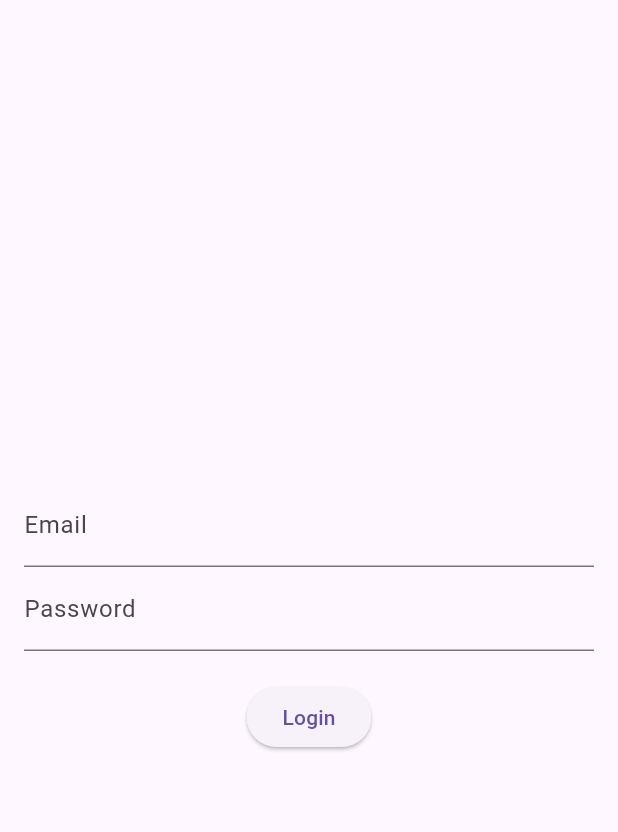
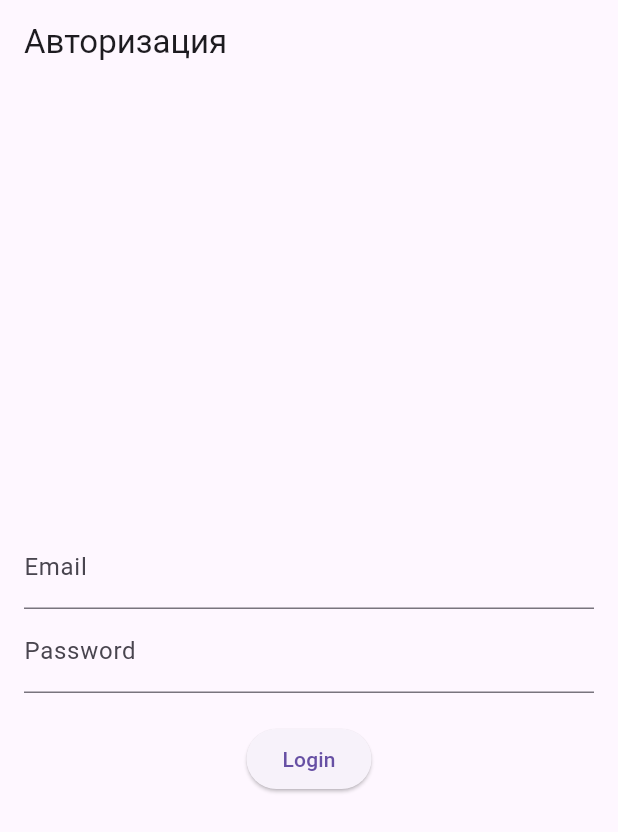
Before and after one commit to Shurakent/test_loyalty, a Flutter app: the screen it shows after launch, on a phone screen of 412 x 824 dp. Shown: the top 832 px of the screen. Run offline on Flutter 3.47's test engine with Material 3 defaults, Android fonts, the phone set to English and light mode, and no system bars; our stand-ins replace cloud_firestore, firebase_auth, firebase_core, qr_flutter; accounts and stored records are empty.

Commit message:
added saving the auth state

```diff
--- a/lib/app/home/home_screen.dart
+++ b/lib/app/home/home_screen.dart
@@ -1,13 +1,15 @@
 
 // Пример экранов
 import 'package:flutter/material.dart';
-import 'package:firebase_auth/firebase_auth.dart';
+import 'package:hookah/auth/auth_provider/auth_provider.dart';
 import 'package:qr_flutter/qr_flutter.dart';
+import 'package:provider/provider.dart';
 
 class HomeScreen extends StatelessWidget {
   @override
   Widget build(BuildContext context) {
-    final user = FirebaseAuth.instance.currentUser;
+    final authProvider = Provider.of<AuthProvider>(context);
+    final user = authProvider.user;
     return Scaffold(
       appBar: AppBar(title: Text('Loyalty System')),
       body: Center(
--- a/lib/auth/auth_provider/auth_provider.dart
+++ b/lib/auth/auth_provider/auth_provider.dart
@@ -16,5 +16,6 @@ class AuthProvider with ChangeNotifier {
 
   Future<void> signOut() async {
     await _auth.signOut();
+
   }
 }
--- a/lib/auth/auth_screen.dart
+++ b/lib/auth/auth_screen.dart
@@ -4,27 +4,35 @@ import 'package:hookah/app/home/home_screen.dart';
 import 'package:hookah/app/navigation.dart';
 
 class AuthScreen extends StatelessWidget {
-  final TextEditingController emailController = TextEditingController();
-  final TextEditingController passwordController = TextEditingController();
+  final TextEditingController _emailController = TextEditingController();
+  final TextEditingController _passwordController = TextEditingController();
 
   @override
   Widget build(BuildContext context) {
     return Scaffold(
+      appBar: AppBar(title: Text('Авторизация'),),
       body: Center(
         child: Padding(
           padding: EdgeInsets.all(16.0),
           child: Column(
             mainAxisAlignment: MainAxisAlignment.center,
             children: [
-              TextField(controller: emailController, decoration: InputDecoration(labelText: 'Email')),
-              TextField(controller: passwordController, decoration: InputDecoration(labelText: 'Password'), obscureText: true),
+              TextField(
+                  controller: _emailController,
+                  decoration: InputDecoration(labelText: 'Email')),
+              TextField(
+                  controller: _passwordController,
+                  decoration: InputDecoration(labelText: 'Password'),
+                  obscureText: true),
               SizedBox(height: 20),
               ElevatedButton(
                 onPressed: () async {
                   try {
+                    final email = _emailController.text.trim();
+                    final password = _passwordController.text;
                     await FirebaseAuth.instance.signInWithEmailAndPassword(
-                      email: emailController.text.trim(),
-                      password: passwordController.text,
+                      email: email,
+                      password: password,
                     );
                     Navigator.pushReplacement(context, MaterialPageRoute(builder: (context) => Navigation()));
                   } catch (e) {
--- a/lib/main.dart
+++ b/lib/main.dart
@@ -1,8 +1,11 @@
 import 'package:flutter/material.dart';
 import 'package:firebase_core/firebase_core.dart';
+import 'package:hookah/app/navigation.dart';
 import 'package:hookah/auth/auth_provider/auth_provider.dart';
 import 'package:hookah/auth/auth_screen.dart';
 import 'package:provider/provider.dart';
+
+import 'app/home/home_screen.dart';
 
 void main() async {
   WidgetsFlutterBinding.ensureInitialized();
@@ -16,14 +19,29 @@ void main() async {
       )
   );
 }
-
 class MyApp extends StatelessWidget {
   @override
   Widget build(BuildContext context) {
     return MaterialApp(
-      title: 'Loyalty App',
+      title: 'Flutter Demo',
       theme: ThemeData(primarySwatch: Colors.blue),
-      home: AuthScreen(),
+      home: AuthWrapper(),
     );
   }
 }
+
+class AuthWrapper extends StatelessWidget {
+  @override
+  Widget build(BuildContext context) {
+    final authProvider = Provider.of<AuthProvider>(context);
+    final user = authProvider.user;
+
+    // Если пользователь авторизован, показываем главный экран
+    if (user != null) {
+      return Navigation();
+    }
+
+    // Если пользователь не авторизован, показываем экран авторизации
+    return AuthScreen();
+  }
+}
```
Also changed, not shown: lib/app/profile/profile_screen.dart (+25 -35 lines).
